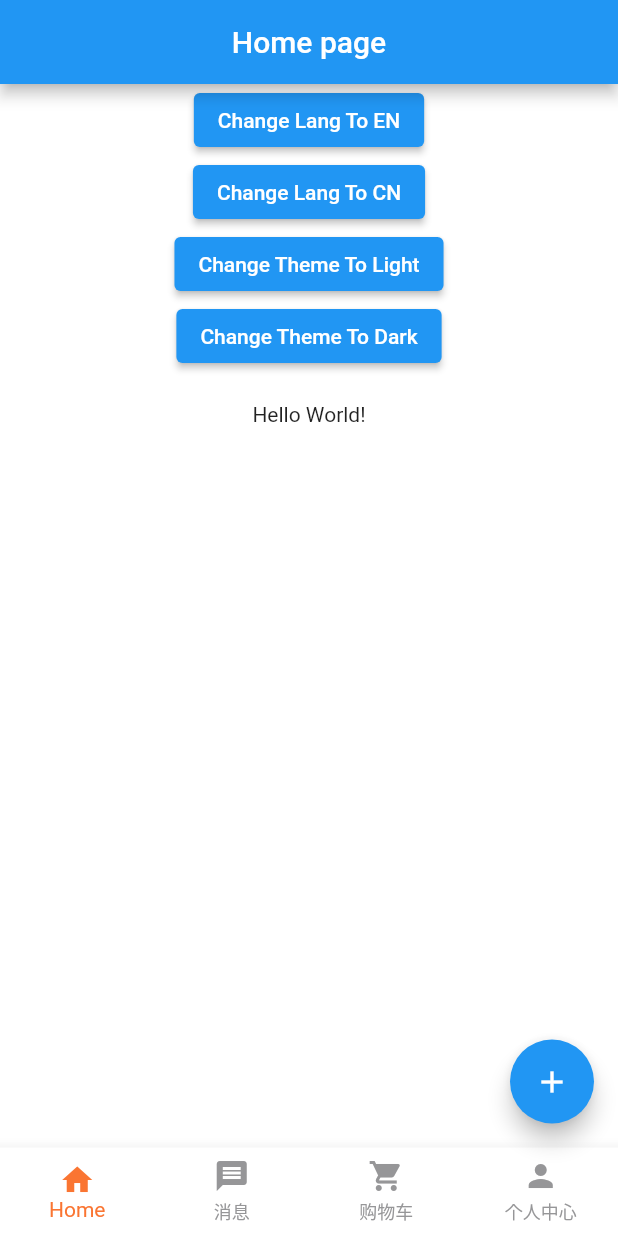
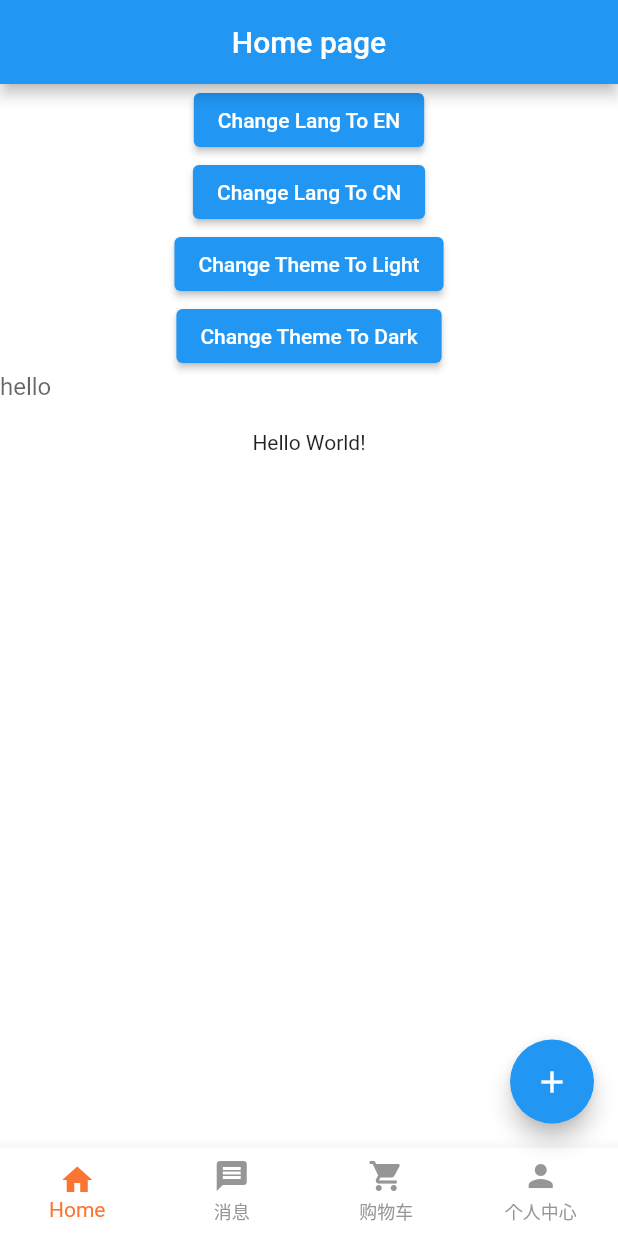
Before and after one commit to robert-luoqing/FlutterScaffold, a Flutter app: the screen it shows after launch, on a phone screen of 412 x 824 dp. Run offline on Flutter 3.47's test engine with Material 2 defaults, Android fonts, the phone set to English and light mode, and no system bars; our stand-ins replace cached_network_image, carousel_slider, connectivity, date_format, device_info_plus, dio and 10 more; missing offline and left inert: adaptive_action_sheet, flutter_sound, load, multi_image_picker, qr_code_scanner; accounts and stored records are empty; generated files the repository leaves out were written again.

Commit message:
Commit code

```diff
--- a/lib/common/controlls/app.dart
+++ b/lib/common/controlls/app.dart
@@ -63,6 +63,7 @@ class _SPAppState extends State<SPApp> {
             supportedLocales: this.widget.supportedLocales,
             locale: this.widget.locale,
             theme: ThemeData(
+              // fontFamily: "Segoe UI Mono",
               primarySwatch: Colors.blue,
               appBarTheme: AppBarTheme(
                 iconTheme: IconThemeData(color: Colors.grey[600]),
--- a/lib/pages/home/home.dart
+++ b/lib/pages/home/home.dart
@@ -87,6 +87,10 @@ class _MyHomePageState extends State<MyHomePage> {
                     themeProvider.changeTheme(DarkTheme());
                   },
                   child: Text("Change Theme To Dark")),
+              TextField(
+                  // textAlign: TextAlign.end,
+
+                  decoration: InputDecoration.collapsed(hintText: 'hello')),
               Center(
                   child: Padding(
                 padding: const EdgeInsets.all(20.0),
```
Also changed, not shown: 1 other file.
